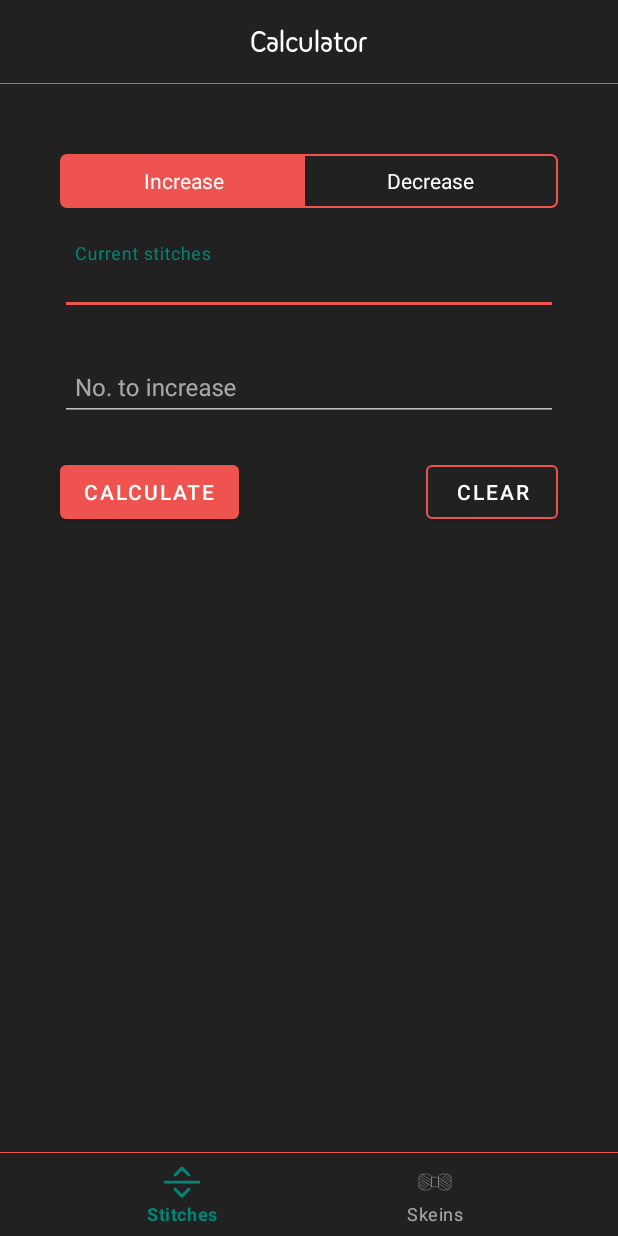
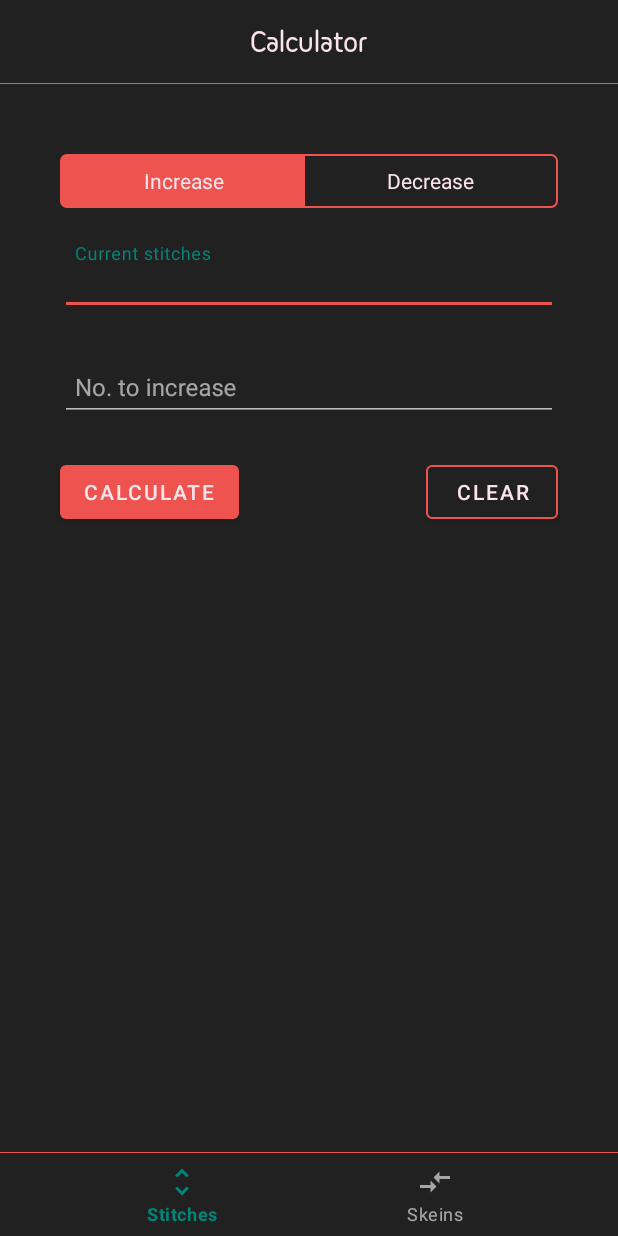
Before and after one commit to JamalMulla/UltimateKnittingCalculator, an Android app: the screen it shows after launch (MainActivity), on a phone screen of 412 x 824 dp. Run offline under Robolectric (Android 15) with nearby library versions, the phone set to English and light mode, and no system bars.

Commit message:
Added error and warning messages on invalid input. Changed icons for navigation

```diff
--- a/app/src/main/java/com/jmulla/ukc/ConversionFragment.java
+++ b/app/src/main/java/com/jmulla/ukc/ConversionFragment.java
@@ -4,6 +4,7 @@ import static com.jmulla.ukc.Conversions.calculateAmounts;
 
 import android.os.Bundle;
 import android.support.annotation.NonNull;
+import android.support.constraint.ConstraintLayout;
 import android.support.v4.app.Fragment;
 import android.support.v4.app.FragmentActivity;
 import android.support.v4.util.Pair;
@@ -16,8 +17,11 @@ import android.widget.Button;
 import android.widget.EditText;
 import android.widget.Spinner;
 import android.widget.TextView;
+import android.widget.Toast;
 
 public class ConversionFragment extends Fragment {
+
+
 
 
   @Override
@@ -29,7 +33,7 @@ public class ConversionFragment extends Fragment {
   @Override
   public void onActivityCreated(Bundle savedInstanceState) {
     super.onActivityCreated(savedInstanceState);
-    FragmentActivity activity = getActivity();
+    final FragmentActivity activity = getActivity();
     final EditText et_yardage = activity.findViewById(R.id.et_yardage);
     final EditText et_skein_weight = activity.findViewById(R.id.et_skein_weight);
     final EditText et_skein_yardage = activity.findViewById(R.id.et_skein_yardage);
@@ -40,6 +44,8 @@ public class ConversionFragment extends Fragment {
     final Spinner spinner_yardage = activity.findViewById(R.id.spinner_yardage);
     final Spinner spinner_weight = activity.findViewById(R.id.spinner_weight);
     final Spinner spinner_skein_yardage = activity.findViewById(R.id.spinner_skein_yardage);
+    final ConstraintLayout container = activity.findViewById(R.id.container);
+
 
     // Adapter for yardage
     ArrayAdapter<String> yardage_adapter = new ArrayAdapter<>(activity, R.layout.custom_spinner_item);
@@ -80,16 +86,19 @@ public class ConversionFragment extends Fragment {
         try {
           patternYarn = Double.valueOf(et_yardage.getText().toString());
         } catch (NumberFormatException e) {
+          Toast.makeText(getContext(), "Yarn amount for project not specified", Toast.LENGTH_SHORT).show();
           return;
         }
         try {
           ballWeight = Double.valueOf(et_skein_weight.getText().toString());
         } catch (NumberFormatException e) {
+          Toast.makeText(getContext(), "Weight of skein not specified", Toast.LENGTH_SHORT).show();
           return;
         }
         try {
           ballYarn = Double.valueOf(et_skein_yardage.getText().toString());
         } catch (NumberFormatException e) {
+          Toast.makeText(getContext(), "Yardage of skein not specified", Toast.LENGTH_SHORT).show();
           return;
         }
         double patternYarnMetres = patternYarn;
@@ -112,13 +121,13 @@ public class ConversionFragment extends Fragment {
         } else {
           double yarn_weight = doubleDoublePair.first;
           if (spinner_weight.getSelectedItem().toString().equals("Ounces")){
-            yarn_weight = Utils.roundToDP(Utils.gramsToOunces(yarn_weight), 1);
+            yarn_weight = Utils.roundToDP(Utils.gramsToOunces(yarn_weight), 2);
             tv_yarn_weight.setText(String.format("You will need %s ounces of yarn.", yarn_weight));
           }else {
-            tv_yarn_weight.setText(String.format("You will need %s grams of yarn.", Utils.roundToDP(yarn_weight, 1)));
+            tv_yarn_weight.setText(String.format("You will need %s grams of yarn.", Utils.roundToDP(yarn_weight, 2)));
           }
 
-          String num_balls = String.valueOf(Utils.roundToDP(doubleDoublePair.second, 1));
+          String num_balls = String.valueOf(Utils.roundToDP(doubleDoublePair.second, 2));
           tv_num_balls.setText(String
               .format("This is %s skeins/balls. Best to round up when buying", num_balls));
           tv_yarn_weight.setVisibility(View.VISIBLE);
--- a/app/src/main/java/com/jmulla/ukc/MainActivity.java
+++ b/app/src/main/java/com/jmulla/ukc/MainActivity.java
@@ -6,6 +6,7 @@ import android.graphics.BitmapFactory;
 import android.os.Bundle;
 import android.support.annotation.NonNull;
 import android.support.design.widget.BottomNavigationView;
+import android.support.v4.app.FragmentPagerAdapter;
 import android.support.v4.content.ContextCompat;
 import android.support.v4.view.ViewPager.OnPageChangeListener;
 import android.support.v7.app.ActionBar;
@@ -88,6 +89,7 @@ public class MainActivity extends AppCompatActivity {
 
       }
     });
+    viewPager.setOffscreenPageLimit(2);
     viewPager.setAdapter(adapter);
     viewPager.setCurrentItem(0);
 
--- a/app/src/main/java/com/jmulla/ukc/Utils.java
+++ b/app/src/main/java/com/jmulla/ukc/Utils.java
@@ -22,6 +22,6 @@ public class Utils {
   }
 
   static double roundToDP(double value, int places){
-    return new BigDecimal(value).setScale(places, RoundingMode.HALF_UP).doubleValue();
+    return new BigDecimal(value).setScale(places, RoundingMode.HALF_EVEN).doubleValue();
   }
 }
--- a/app/src/main/res/drawable/ic_arrow.xml
+++ /dev/null
@@ -1,22 +0,0 @@
-<vector xmlns:android="http://schemas.android.com/apk/res/android"
-    android:width="24dp"
-    android:height="24dp"
-    android:viewportWidth="24"
-    android:viewportHeight="24">
-  <path
-      android:fillColor="#FF000000"
-      android:pathData="m8.12,8.0809 l3.88,-3.88 3.88,3.88c0.39,0.39 1.02,0.39 1.41,0 0.39,-0.39 0.39,-1.02 0,-1.41l-4.59,-4.59c-0.39,-0.39 -1.02,-0.39 -1.41,0l-4.59,4.59c-0.39,0.39 -0.39,1.02 0,1.41 0.39,0.38 1.03,0.39 1.42,0z"/>
-  <path
-      android:fillColor="#FF000000"
-      android:pathData="m15.87,16.0904 l-3.88,3.88 -3.88,-3.88c-0.39,-0.39 -1.02,-0.39 -1.41,0 -0.39,0.39 -0.39,1.02 0,1.41l4.59,4.59c0.39,0.39 1.02,0.39 1.41,0l4.59,-4.59c0.39,-0.39 0.39,-1.02 0,-1.41 -0.39,-0.38 -1.03,-0.39 -1.42,0z"/>
-  <path
-      android:pathData="M-0.3977,11.0953h0.1768v0.0442h-0.1768z"
-      android:strokeAlpha="0.639"
-      android:fillColor="#000000"
-      android:fillAlpha="0.639"/>
-  <path
-      android:pathData="M0,11.1878h24.1742v1.7958h-24.1742z"
-      android:strokeWidth="1.04190469"
-      android:fillColor="#000000"
-      android:fillAlpha="1"/>
-</vector>
--- /dev/null
+++ b/app/src/main/res/drawable/ic_compare_arrows_black_24dp.xml
@@ -0,0 +1,9 @@
+<vector xmlns:android="http://schemas.android.com/apk/res/android"
+        android:width="24dp"
+        android:height="24dp"
+        android:viewportWidth="24.0"
+        android:viewportHeight="24.0">
+    <path
+        android:fillColor="#FF000000"
+        android:pathData="M9.01,14L2,14v2h7.01v3L13,15l-3.99,-4v3zM14.99,13v-3L22,10L22,8h-7.01L14.99,5L11,9l3.99,4z"/>
+</vector>
--- a/app/src/main/res/drawable/ic_skein_big.xml
+++ /dev/null
@@ -1,7 +0,0 @@
-<vector android:height="24dp" android:viewportHeight="192"
-    android:viewportWidth="192" android:width="24dp" xmlns:android="http://schemas.android.com/apk/res/android">
-    <path android:fillColor="#00000000"
-        android:pathData="m77.666,70.587l36.892,-0c0,-0 0,-0 0,-0L114.559,121.413c0,-0 -0,-0 -0,-0L77.666,121.413c-0,-0 -0,-0 -0,-0l0,-50.825c0,-0 0,-0 0,-0zM137.436,53.645l21.561,-0c12.799,-0 23.102,10.304 23.102,23.102L182.1,115.253c0,12.798 -10.304,23.102 -23.102,23.102l-21.561,-0c-12.799,-0 -23.102,-10.304 -23.102,-23.102l0,-38.505c0,-12.799 10.304,-23.102 23.102,-23.102zM114.23,73.901C147.967,96.392 181.704,118.884 181.704,118.884m-19.296,-64.433 l-23.923,18.726 -11.961,9.362m47.945,-21.853 l-24.891,19.484 -12.445,9.741m43.777,-19.237 l-21.946,17.178 -10.973,8.59m33.869,-10.949 l-15.404,11.897 -7.702,5.949M114.466,88.676C145.547,109.397 176.628,130.118 176.628,130.118M113.898,103.39C139.169,120.287 164.439,137.184 164.439,137.184M33.002,53.646l21.561,-0c12.799,-0 23.102,10.304 23.102,23.102L77.666,115.253c0,12.798 -10.304,23.102 -23.102,23.102L33.002,138.354c-12.799,-0 -23.102,-10.303 -23.102,-23.102l0,-38.505c0,-12.799 10.304,-23.102 23.102,-23.102zM77.083,117.698C43.473,95.291 9.862,72.884 9.862,72.884M27.063,136.547 L50.508,118.195 62.231,109.019M16.463,129.404 L40.904,110.355 53.125,100.83M9.467,119.98 L30.631,103.414l10.582,-8.283m-30.856,9.19 l13.936,-10.763 6.969,-5.382M77.017,102.669C46.618,82.404 16.22,62.138 16.22,62.138M77.395,88.74c-25.69,-16.859 -51.381,-33.718 -51.381,-33.718"
-        android:strokeAlpha="1" android:strokeColor="#000000"
-        android:strokeLineCap="butt" android:strokeLineJoin="miter" android:strokeWidth="2.46635318"/>
-</vector>
--- /dev/null
+++ b/app/src/main/res/drawable/ic_unfold_more_black_24dp.xml
@@ -0,0 +1,9 @@
+<vector xmlns:android="http://schemas.android.com/apk/res/android"
+        android:width="24dp"
+        android:height="24dp"
+        android:viewportWidth="24.0"
+        android:viewportHeight="24.0">
+    <path
+        android:fillColor="#FF000000"
+        android:pathData="M12,5.83L15.17,9l1.41,-1.41L12,3 7.41,7.59 8.83,9 12,5.83zM12,18.17L8.83,15l-1.41,1.41L12,21l4.59,-4.59L15.17,15 12,18.17z"/>
+</vector>
--- a/app/src/main/res/layout/fragment_inc_dec.xml
+++ b/app/src/main/res/layout/fragment_inc_dec.xml
@@ -5,6 +5,20 @@
   android:layout_height="match_parent"
   xmlns:android="http://schemas.android.com/apk/res/android"
   xmlns:app="http://schemas.android.com/apk/res-auto">
+
+
+  <TextView
+    android:id="@+id/tv_inc_dec_warning"
+    android:layout_width="0dp"
+    android:layout_height="wrap_content"
+    android:visibility="invisible"
+    app:layout_constraintTop_toTopOf="parent"
+    android:textColor="#fce4ec"
+    android:textAlignment="center"
+    app:layout_constraintBottom_toTopOf="@id/switch_mode"
+    app:layout_constraintStart_toStartOf="@id/gl_left_main_v"
+    app:layout_constraintEnd_toStartOf="@id/gl_right_main_v"
+    />
 
   <RadioGroup
     android:id="@+id/switch_mode"
--- a/app/src/main/res/menu/navigation.xml
+++ b/app/src/main/res/menu/navigation.xml
@@ -3,13 +3,11 @@
 
     <item
         android:id="@+id/navigation_home"
-        android:icon="@drawable/ic_arrow"
+        android:icon="@drawable/ic_unfold_more_black_24dp"
         android:title="@string/title_home"/>
 
     <item
         android:id="@+id/navigation_dashboard"
-        android:icon="@drawable/ic_skein_big"
+        android:icon="@drawable/ic_compare_arrows_black_24dp"
         android:title="@string/title_dashboard"/>
-
-
 </menu>
--- a/app/src/main/res/values/colors.xml
+++ b/app/src/main/res/values/colors.xml
@@ -7,6 +7,6 @@
     <color name="colorTransparent">#00ffffff</color>
     <color name="grey900">#212121</color>
 
-    <color name="white">#fff</color>
+    <color name="white">#fce4ec</color>
     <color name="mtrl_textinput_default_box_stroke_color" tools:override="true">@color/white</color>
 </resources>
--- a/app/src/main/res/values/strings.xml
+++ b/app/src/main/res/values/strings.xml
@@ -12,4 +12,6 @@
     <string name="btn_increase">Increase</string>
     <string name="btn_decrease">Decrease</string>
     <string name="til_current_stitches">Current stitches</string>
+    <string name="tv_dec_warning">Cannot decrease by more than half the number of stitches</string>
+    <string name="tv_inc_warning">Cannot increase by more than the number of current stitches</string>
 </resources>
```
Also changed, not shown: app/src/main/java/com/jmulla/ukc/IncDecFragement.java (+23 -5 lines), app/src/main/res/drawable/ic_weight.xml (added, +11 -0 lines), app/src/main/res/drawable/ripple_background.xml (added, +10 -0 lines).
